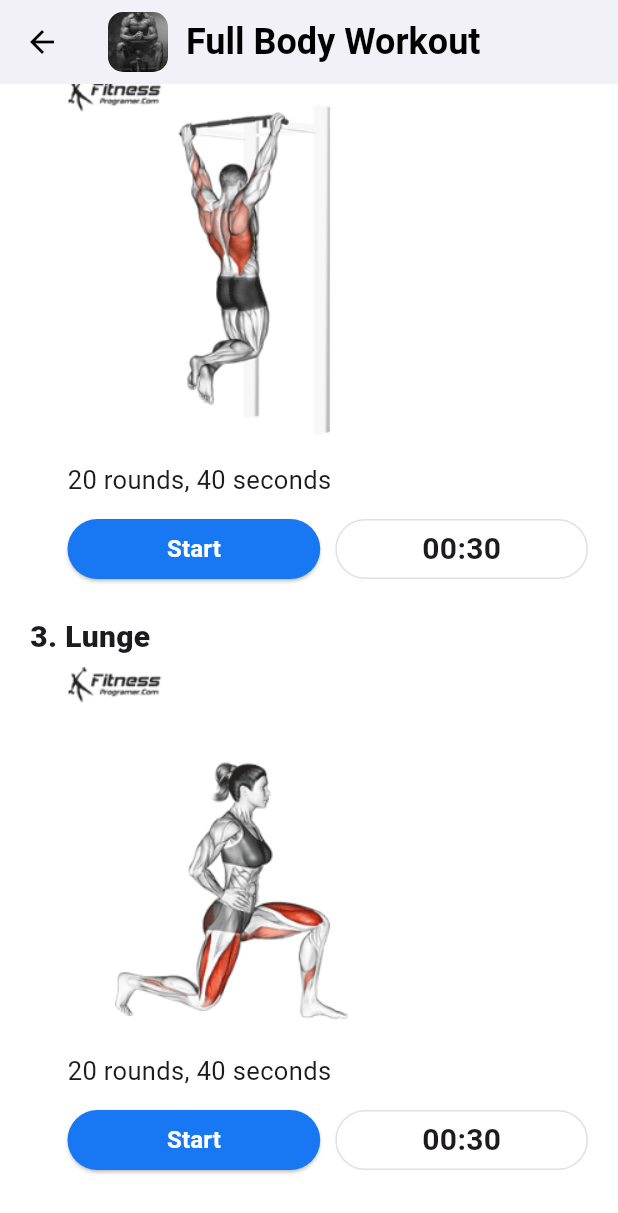
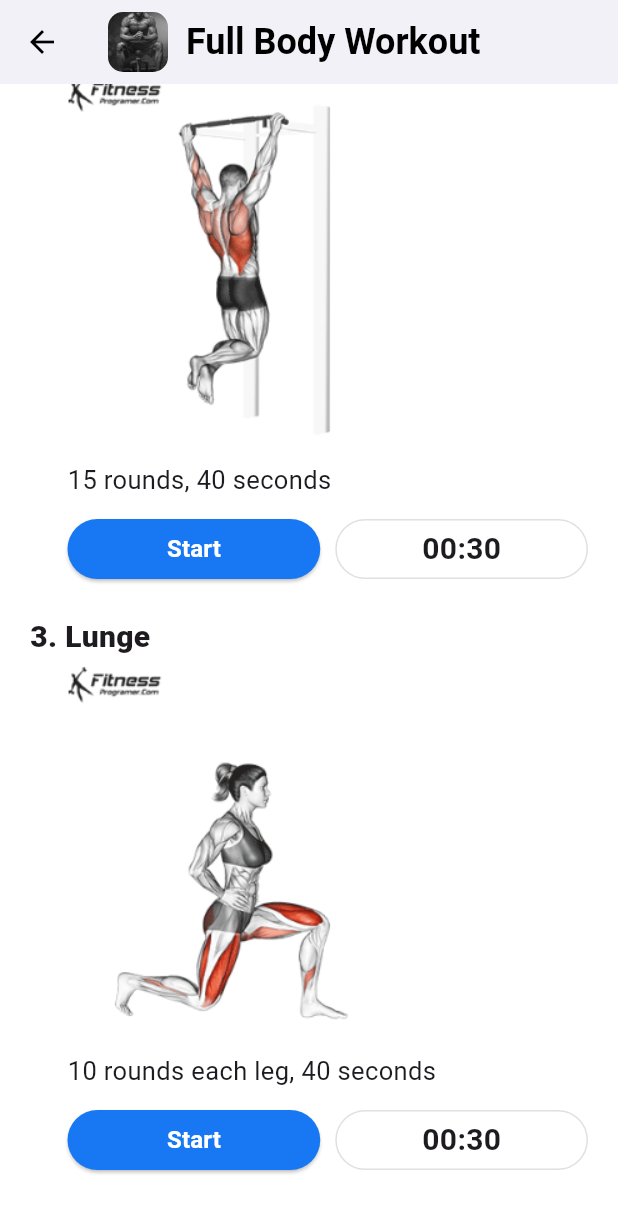
Before and after one commit to Gedion47/gym_guide, a Flutter app: the FullBodyWorkoutPage screen opened directly, scrolled down 454 dp, on a phone screen of 412 x 824 dp. Shown: the top 1213 px of the screen. Run offline on Flutter 3.47's test engine with Material 3 defaults, Android fonts, the phone set to English and light mode, and no system bars.

```diff
--- a/lib/pages/full_body_page.dart
+++ b/lib/pages/full_body_page.dart
@@ -14,21 +14,21 @@ class _FullBodyWorkoutPageState extends State<FullBodyWorkoutPage> {
       'name': '1. Push Up',
       'gif': 'assets/gifs/Push_Up.gif',
       'preview': 'assets/images/Push_Up.png',
-      'info': '20 rounds, 40 seconds',
+      'info': '20 rounds, 30 seconds',
       'time': 30,
     },
     {
       'name': '2. Pull Up',
       'gif': 'assets/gifs/Pull_Up.gif',
       'preview': 'assets/images/Pull_Up.png',
-      'info': '20 rounds, 40 seconds',
+      'info': '15 rounds, 40 seconds',
       'time': 30,
     },
     {
       'name': '3. Lunge',
       'gif': 'assets/gifs/Reverse_Lunge_Knee.gif',
       'preview': 'assets/images/Reverse_Lunge_Knee.png',
-      'info': '20 rounds, 40 seconds',
+      'info': '10 rounds each leg, 40 seconds',
       'time': 30,
     },
   ];
--- a/lib/pages/training.dart
+++ b/lib/pages/training.dart
@@ -52,7 +52,7 @@ class _TrainingPageState extends State<TrainingPage> {
               onTap: () => {},
               child: CircleAvatar(
                 radius: 20,
-                backgroundImage: AssetImage('assets/images/profile.png'), // User image
+                backgroundImage: AssetImage('assets/images/profile.png'),
                 backgroundColor: Colors.grey[300], // Fallback if no image
               ),
             ),
@@ -60,113 +60,9 @@ class _TrainingPageState extends State<TrainingPage> {
         ],
         centerTitle: false,
         backgroundColor: Colors.white,
-        //elevation: 2,
         foregroundColor: Colors.black,
       ),
 
-      // body: Padding(
-      //   padding: const EdgeInsets.all(30.0),
-      //   child: Column(
-      //     children: [
-      //       Expanded(
-      //         child: ListView(
-      //           children: [
-      //             Container(
-      //               width: double.infinity,
-      //               height: 100,
-      //               decoration: BoxDecoration(
-      //                 color: Colors.white,
-      //                 borderRadius: BorderRadius.circular(10),
-      //                 border: Border.all(
-      //                   color: Colors.grey,
-      //                   width: 2,
-      //                 ),
-      //                 boxShadow: [
-      //                   BoxShadow(
-      //                     color: Colors.grey.withOpacity(0.3),
-      //                     spreadRadius: 0,
-      //                     blurRadius: 8,
-      //                     offset: Offset(4, 4), // Right and bottom shadow
-      //                   ),
-      //                 ],
-      //               ),
-      //               child: Stack(
-      //                 children: [
-      //                   Row(
-      //                     children: [
-      //                       Padding(
-      //                         padding: EdgeInsets.all(16.0),
-      //                         child: Column(
-      //                           crossAxisAlignment: CrossAxisAlignment.start,
-      //                           children: [
-      //                             Container(
-      //                               width: 64,
-      //                               height: 64,
-      //                               decoration: BoxDecoration(
-      //                                 borderRadius: BorderRadius.circular(10),
-      //                                 image: DecorationImage(
-      //                                   image: AssetImage("assets/images/full_body.png"),
-      //                                   fit: BoxFit.cover,
-      //                                 ),
-      //                               ),
-      //                             ),
-      //                           ],
-      //                         ),
-      //                       ),
-      //                       Expanded(
-      //                         child: Padding(
-      //                           padding: EdgeInsets.symmetric(horizontal: 0, vertical: 20),
-      //                           child: Column(
-      //                             crossAxisAlignment: CrossAxisAlignment.start,
-      //                             children: [
-      //                               Text(
-      //                                 'Full Body Workout',
-      //                                 style: TextStyle(
-      //                                   fontSize: 20,
-      //                                   fontWeight: FontWeight.bold,
-      //                                   color: Colors.black,
-      //                                 ),
-      //                               ),
-      //                               Text(
-      //                                 '3 exercises',
-      //                                 style: TextStyle(
-      //                                   fontSize: 15,
-      //                                   color: Colors.grey,
-      //                                 ),
-      //                               ),
-      //                             ],
-      //                           ),
-      //                         ),
-      //                       ),
-      //                       Padding(
-      //                         padding: EdgeInsets.all(20),
-      //                         child: Row(
-      //                           children: [
-      //                             Container(
-      //                               width: 30,
-      //                               height: 30,
-      //                               decoration: BoxDecoration(
-      //                                 borderRadius: BorderRadius.circular(50),
-      //                                 image: DecorationImage(
-      //                                   image: AssetImage("assets/images/arrow.png"),
-      //                                   fit: BoxFit.cover,
-      //                                 ),
-      //                               ),
-      //                             ),
-      //                           ],
-      //                         ),
-      //                       ),
-      //                     ],
-      //                   ),
-      //                 ],
-      //               ),
-      //             ),
-      //           ],
-      //         ),
-      //       ),
-      //     ],
-      //   ),
-      // ),
       body: Padding(
         padding: EdgeInsets.all(20),
         child: Column(
```
